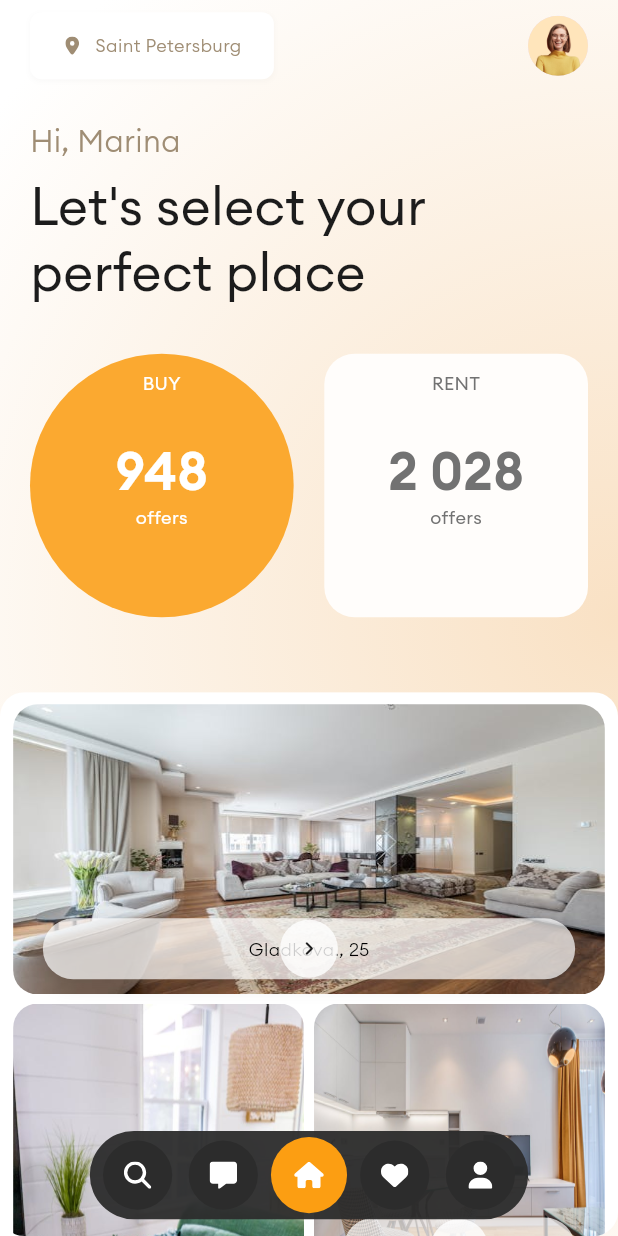
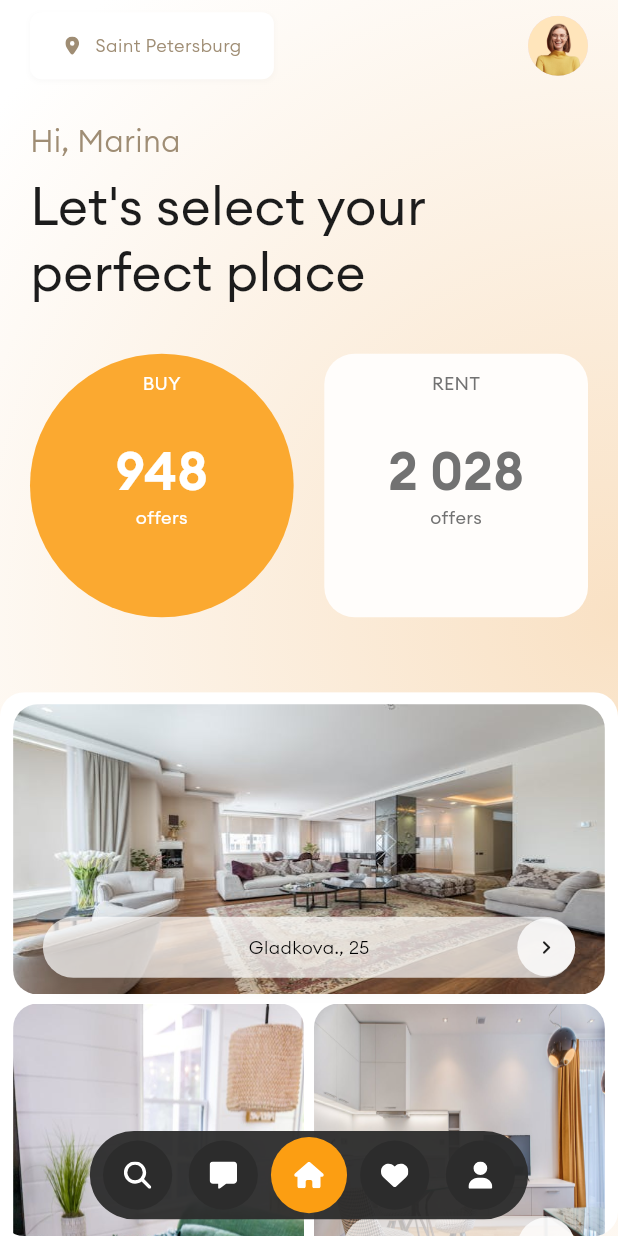
Before and after one commit to bukunmialuko/real_estate_flutter, a Flutter app: the screen it shows after launch, on a phone screen of 412 x 824 dp. Run offline on Flutter 3.47's test engine with Material 3 defaults, Android fonts, the phone set to English and light mode, and no system bars; drawn by our look-alikes of flutter_animate; our stand-ins replace bloc, equatable, flutter_map, flutter_screenutil, flutter_svg, go_router and 2 more; missing offline and left inert: flutter_map_cancellable_tile_provider; generated files the repository leaves out were written again.

Commit message:
feat: animate list item slider

```diff
--- a/lib/features/home/widgets/custom_list_tile.dart
+++ b/lib/features/home/widgets/custom_list_tile.dart
@@ -1,4 +1,5 @@
 import 'package:flutter/material.dart';
+import 'package:flutter_animate/flutter_animate.dart';
 import 'package:flutter_screenutil/flutter_screenutil.dart';
 import 'package:superapp/generated/assets.gen.dart';
 
@@ -32,8 +33,12 @@ class CustomListTile extends StatefulWidget {
 }
 
 class _CustomListTileState extends State<CustomListTile> {
+  bool expand = false;
+
   @override
   Widget build(BuildContext context) {
+    final screenWidth = MediaQuery.of(context).size.width;
+
     return Container(
       padding: EdgeInsets.only(left: 18.w, right: 18.w),
       decoration: BoxDecoration(
@@ -45,9 +50,12 @@ class _CustomListTileState extends State<CustomListTile> {
       ),
       child: Column(
         mainAxisAlignment: MainAxisAlignment.end,
+        crossAxisAlignment: CrossAxisAlignment.start,
         children: [
-          SizedBox(
-            height: 40.h,
+          AnimatedContainer(
+            height: 42.h,
+            width: expand ? screenWidth : 42.h,
+            duration: const Duration(milliseconds: 2000),
             child: Stack(
               children: [
                 Center(
@@ -75,8 +83,14 @@ class _CustomListTileState extends State<CustomListTile> {
                       color: Colors.black,
                     ),
                   ),
-                ),
-                Center(
+                ).animate().fadeIn(delay: const Duration(milliseconds: 4000)),
+                Row(
+                  mainAxisAlignment: expand
+                      ? MainAxisAlignment.spaceBetween
+                      : MainAxisAlignment.center,
+                  children: [
+                    const SizedBox(),
+                    Align(
                       child: Container(
                         height: 38.h,
                         width: 38.h,
@@ -92,37 +106,14 @@ class _CustomListTileState extends State<CustomListTile> {
                     ),
                   ],
                 ),
+              ],
             ),
+          ).animate(onComplete: (s) {
+            setState(() {
+              expand = true;
+            });
+          }).scale(delay: const Duration(milliseconds: 2000)),
           SizedBox(height: 10.h),
-          // Container(
-          //   height: 40.h,
-          //   width: double.infinity,
-          //   margin: EdgeInsets.only(bottom: 10.h, left: 18.w, right: 18.w),
-          //   decoration: BoxDecoration(
-          //     color: Colors.white.withOpacity(0.8),
-          //     borderRadius: BorderRadius.circular(56.r),
-          //   ),
-          //   child: Stack(
-          //     children: [
-          //       const Center(
-          //         child: Text('Gladkova., 25'),
-          //       ),
-          //       Container(
-          //         height: 40.h,
-          //         width: double.infinity,
-          //         margin:
-          //             EdgeInsets.only(bottom: 10.h, left: 18.w, right: 18.w),
-          //         decoration: BoxDecoration(
-          //           color: Colors.white.withOpacity(0.8),
-          //           borderRadius: BorderRadius.circular(56.r),
-          //         ),
-          //         child: const Icon(
-          //           Icons.chevron_right_rounded,
-          //         ),
-          //       ),
-          //     ],
-          //   ),
-          // ),
         ],
       ),
     );
```
Lines whose indentation alone changed are shown as unchanged.
